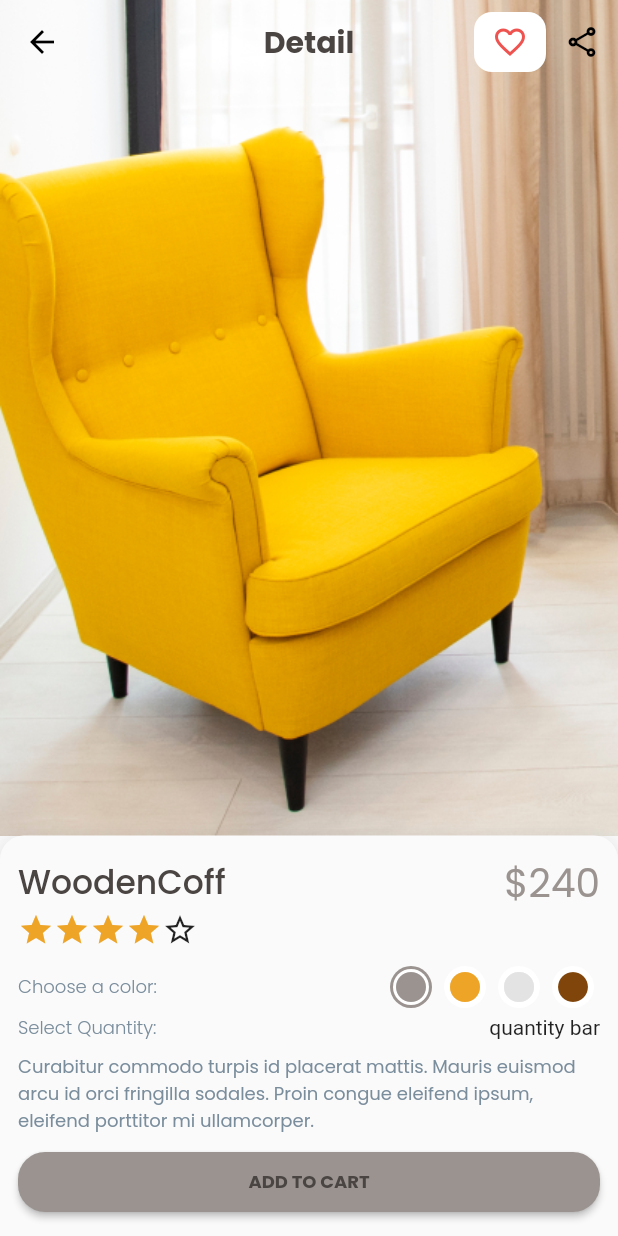
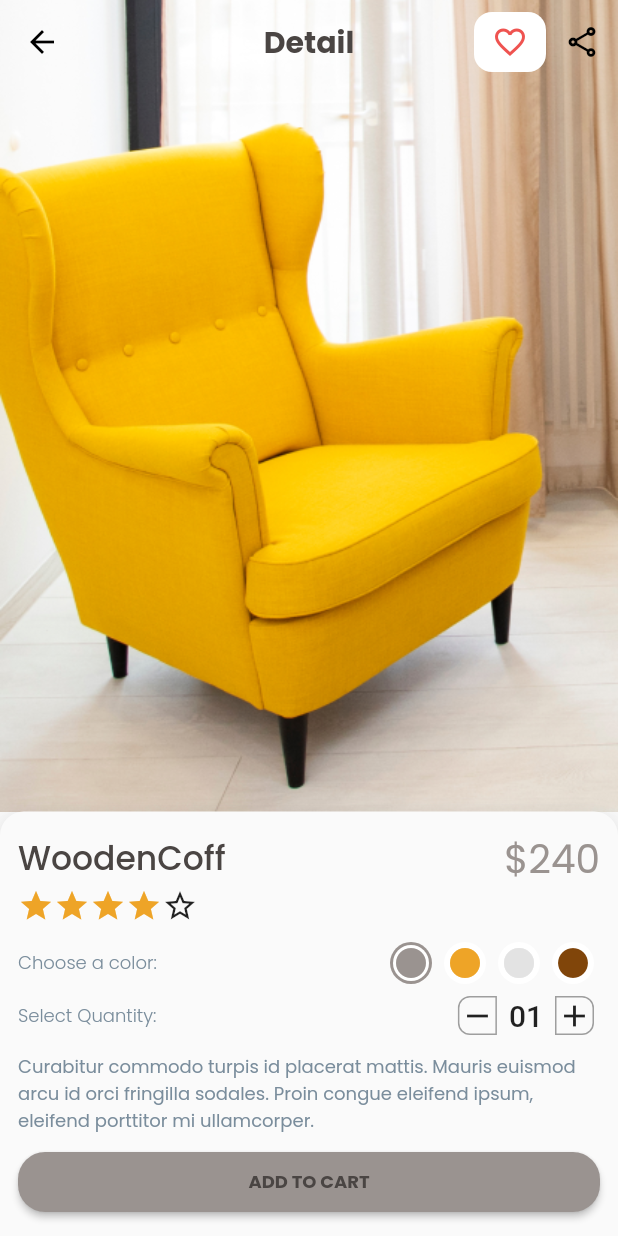
Before and after one commit to lie16/fugi_furniture_shop, a Flutter app: the MyDetailProduct screen opened by its route, on a phone screen of 412 x 824 dp. Run offline on Flutter 3.47's test engine with Material 2 defaults, Android fonts, the phone set to English and light mode, and no system bars; our stand-ins replace flutter_screenutil, go_router, google_fonts.

Commit message:
cart counter done

```diff
--- /dev/null
+++ b/lib/feature/home/page/widget/cart_counter.dart
@@ -0,0 +1,79 @@
+import 'package:flutter/material.dart';
+
+class CartCounter extends StatefulWidget {
+  const CartCounter({super.key});
+
+  @override
+  CartCounterState createState() => CartCounterState();
+}
+
+class CartCounterState extends State<CartCounter> {
+  int numOfItems = 1;
+
+  @override
+  Widget build(BuildContext context) {
+    return SizedBox(
+      child: Row(
+        crossAxisAlignment: CrossAxisAlignment.center,
+        mainAxisAlignment: MainAxisAlignment.center,
+        children: [
+          buildOutlinedButton(
+              icon: Icons.remove,
+              left: 8,
+              press: () {
+                if (numOfItems > 1) {
+                  setState(() {
+                    numOfItems--;
+                  });
+                }
+              }),
+          Padding(
+            padding: const EdgeInsets.symmetric(horizontal: 4),
+            child: Text(
+              numOfItems.toString().padLeft(2, '0'),
+              style: Theme.of(context).textTheme.headline6,
+            ),
+          ),
+          buildOutlinedButton(
+              icon: Icons.add,
+              right: 8,
+              press: () {
+                setState(() {
+                  numOfItems++;
+                });
+              }),
+        ],
+      ),
+    );
+  }
+}
+
+Widget buildOutlinedButton({
+  IconData? icon,
+  double? right = 0,
+  double? left = 0,
+  Function()? press,
+}) {
+  return InkWell(
+    onTap: press,
+    child: Padding(
+      padding: const EdgeInsets.all(4.0),
+      child: Container(
+        decoration: BoxDecoration(
+          border: Border.all(
+            color: Colors.grey,
+          ),
+          borderRadius: BorderRadius.only(
+            topLeft: Radius.circular(left!),
+            bottomLeft: Radius.circular(left),
+            topRight: Radius.circular(right!),
+            bottomRight: Radius.circular(right),
+          ),
+        ),
+        child: Icon(
+          icon,
+        ),
+      ),
+    ),
+  );
+}
--- a/lib/feature/home/product/my_detail_product.dart
+++ b/lib/feature/home/product/my_detail_product.dart
@@ -4,6 +4,7 @@ import '../../../common/widget/color_chooser.dart';
 import '../../../common/widget/star_rating_bar.dart';
 import '../../../const/my_style.dart';
 import '../../../theme/color_pallete.dart';
+import '../page/widget/cart_counter.dart';
 
 class MyDetailProduct extends StatefulWidget {
   const MyDetailProduct({super.key});
@@ -139,7 +140,7 @@ class _MyDetailProductState extends State<MyDetailProduct> {
                         'Select Quantity:',
                         style: MyTextStyle().textLightMedium,
                       ),
-                      Text('quantity bar'),
+                      const CartCounter(),
                     ],
                   ),
                   const SizedBox(
```
